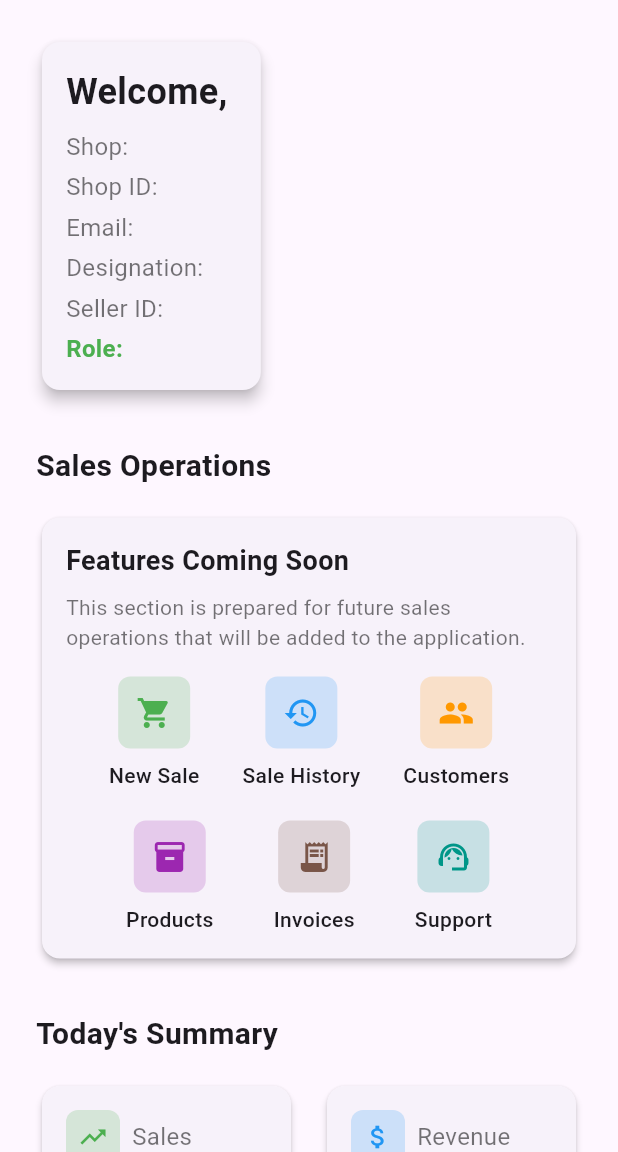
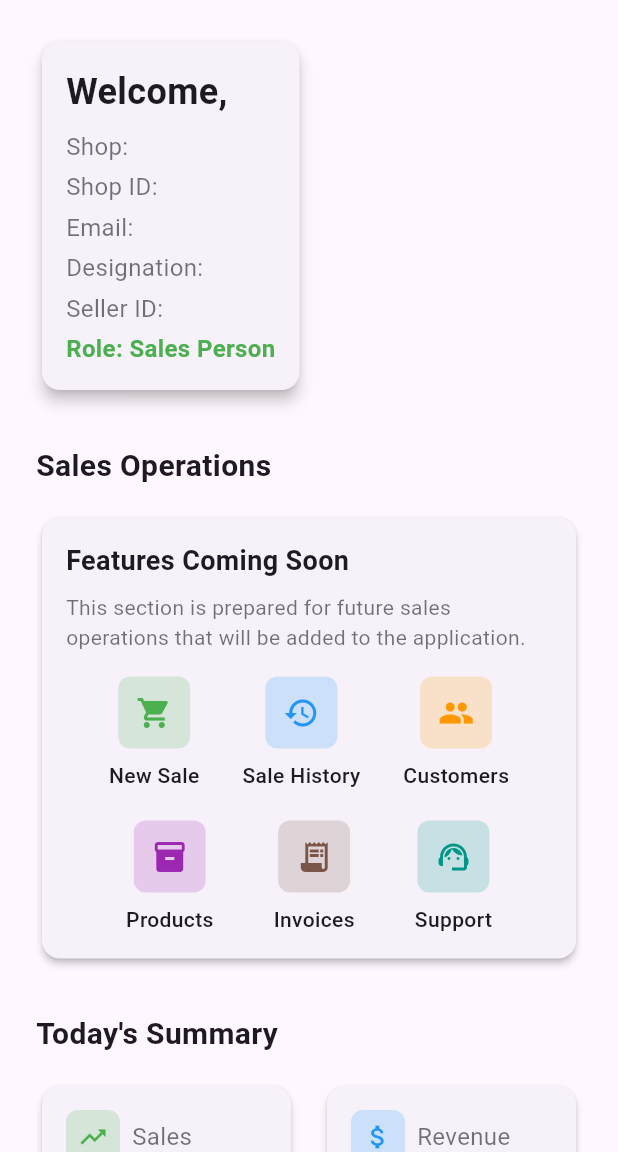
Before and after one commit to Injamtanvir/ShopTrack, a Flutter app: the SellerHomeScreen screen opened by its route, on a phone screen of 412 x 824 dp, the part 84-1236 px from its top. Run offline on Flutter 3.47's test engine with Material 3 defaults, Android fonts, the phone set to English and light mode, and no system bars; our stand-ins replace flutter_secure_storage; accounts and stored records are empty.

Commit message:
koala.1
First Complete Sigin and signup with Homescreen

```diff
--- a/frontend/shoptrack/lib/models/user.dart
+++ b/frontend/shoptrack/lib/models/user.dart
@@ -1,50 +1,3 @@
-// class User {
-//   final String shopId;
-//   final String name;
-//   final String email;
-//   final String role;
-//   final String? designation;
-//   final String? sellerId;
-//   final String? shopName;
-//
-//   User({
-//     required this.shopId,
-//     required this.name,
-//     required this.email,
-//     required this.role,
-//     this.designation,
-//     this.sellerId,
-//     this.shopName,
-//   });
-//
-//   factory User.fromJson(Map<String, dynamic> json) {
-//     return User(
-//       shopId: json['shop_id'],
-//       name: json['name'],
-//       email: json['email'],
-//       role: json['role'],
-//       designation: json['designation'],
-//       sellerId: json['seller_id'],
-//       shopName: json['shop_name'],
-//     );
-//   }
-//
-//   Map<String, dynamic> toJson() {
-//     return {
-//       'shop_id': shopId,
-//       'name': name,
-//       'email': email,
-//       'role': role,
-//       'designation': designation,
-//       'seller_id': sellerId,
-//       'shop_name': shopName,
-//     };
-//   }
-// }
-
-
-
-
 class User {
   final String shopId;
   final String name;
@@ -66,13 +19,13 @@ class User {
 
   factory User.fromJson(Map<String, dynamic> json) {
     return User(
-      shopId: json['shop_id'] ?? '', // Add null safety
-      name: json['name'] ?? '', // Add null safety
-      email: json['email'] ?? '', // Add null safety
-      role: json['role'] ?? 'seller', // Provide a default role
-      designation: json['designation'], // Keep as nullable
-      sellerId: json['seller_id'], // Keep as nullable
-      shopName: json['shop_name'], // Keep as nullable
+      shopId: json['shop_id'],
+      name: json['name'],
+      email: json['email'],
+      role: json['role'],
+      designation: json['designation'],
+      sellerId: json['seller_id'],
+      shopName: json['shop_name'],
     );
   }
 
--- a/frontend/shoptrack/lib/screens/seller_home_screen.dart
+++ b/frontend/shoptrack/lib/screens/seller_home_screen.dart
@@ -1,127 +1,3 @@
-// import 'package:flutter/material.dart';
-// import 'package:provider/provider.dart';
-// import '../providers/auth_provider.dart';
-// import 'login_screen.dart';
-//
-// class SellerHomeScreen extends StatelessWidget {
-//   static const routeName = '/seller-home';
-//
-//   const SellerHomeScreen({Key? key}) : super(key: key);
-//
-//   Future<void> _logout(BuildContext context) async {
-//     final authProvider = Provider.of<AuthProvider>(context, listen: false);
-//     await authProvider.logout();
-//     if (context.mounted) {
-//       Navigator.pushReplacementNamed(context, LoginScreen.routeName);
-//     }
-//   }
-//
-//   @override
-//   Widget build(BuildContext context) {
-//     final authProvider = Provider.of<AuthProvider>(context);
-//     final user = authProvider.user;
-//
-//     if (user == null) {
-//       Future.microtask(() {
-//         if (context.mounted) {
-//           Navigator.pushReplacementNamed(context, LoginScreen.routeName);
-//         }
-//       });
-//       return const Scaffold(
-//         body: Center(child: CircularProgressIndicator()),
-//       );
-//     }
-//
-//     return Scaffold(
-//       appBar: AppBar(
-//         // title: const Text('Sales Dashboard'),
-//         title: Text('${user.shopName} Dashboard'),
-//         backgroundColor: Colors.indigo,
-//         actions: [
-//           IconButton(
-//             icon: const Icon(Icons.logout),
-//             onPressed: () => _logout(context),
-//             tooltip: 'Logout',
-//           ),
-//         ],
-//       ),
-//       body: SafeArea(
-//         child: SingleChildScrollView(
-//           padding: const EdgeInsets.all(24),
-//           child: Column(
-//             crossAxisAlignment: CrossAxisAlignment.start,
-//             children: [
-//               // Welcome header
-//               Card(
-//                 elevation: 4,
-//                 shape: RoundedRectangleBorder(
-//                   borderRadius: BorderRadius.circular(12),
-//                 ),
-//                 child: Padding(
-//                   padding: const EdgeInsets.all(16),
-//                   child: Column(
-//                     crossAxisAlignment: CrossAxisAlignment.start,
-//                     children: [
-//                       Text(
-//                         'Welcome, ${user.name}',
-//                         style: const TextStyle(
-//                           fontSize: 24,
-//                           fontWeight: FontWeight.bold,
-//                         ),
-//                       ),
-//                       const SizedBox(height: 8),
-//                       Text(
-//                         'Shop: ${user.shopName}',
-//                         style: const TextStyle(
-//                           fontSize: 16,
-//                           color: Colors.black54,
-//                         ),
-//                       ),
-//                       const SizedBox(height: 4),
-//                       Text(
-//                         'Shop ID: ${user.shopId}',
-//                         style: const TextStyle(
-//                           fontSize: 16,
-//                           color: Colors.black54,
-//                         ),
-//                       ),
-//                       const SizedBox(height: 4),
-//                       Text(
-//                         'Email: ${user.email}',
-//                         style: const TextStyle(
-//                           fontSize: 16,
-//                           color: Colors.black54,
-//                         ),
-//                       ),
-//                       const SizedBox(height: 4),
-//                       Text(
-//                         'Designation: ${user.designation}',
-//                         style: const TextStyle(
-//                           fontSize: 16,
-//                           color: Colors.black54,
-//                         ),
-//                       ),
-//                       const SizedBox(height: 4),
-//                       Text(
-//                         'Seller ID: ${user.sellerId}',
-//                         style: const TextStyle(
-//                           fontSize: 16,
-//                           color: Colors.black54,
-//                         ),
-//                       ),
-//                       const SizedBox(height: 4),
-//                       const Text(
-//                         'Role: Sales Person',
-//                         style: TextStyle(
-//                           fontSize: 16,
-//                           fontWeight: FontWeight.bold,
-//                           color: Colors.green,
-//                         ),
-//                       ),
-//                     ],
-//                   ),
-//                 ),
-//               ),
 import 'package:flutter/material.dart';
 import 'package:provider/provider.dart';
 import '../providers/auth_provider.dart';
@@ -158,6 +34,7 @@ class SellerHomeScreen extends StatelessWidget {
 
     return Scaffold(
       appBar: AppBar(
+        // title: const Text('Sales Dashboard'),
         title: Text('${user.shopName} Dashboard'),
         backgroundColor: Colors.indigo,
         actions: [
@@ -174,6 +51,7 @@ class SellerHomeScreen extends StatelessWidget {
           child: Column(
             crossAxisAlignment: CrossAxisAlignment.start,
             children: [
+              // Welcome header
               Card(
                 elevation: 4,
                 shape: RoundedRectangleBorder(
@@ -216,34 +94,8 @@ class SellerHomeScreen extends StatelessWidget {
                         ),
                       ),
                       const SizedBox(height: 4),
-                      // Ensure designation is not null or empty
-                      // Text(
-                      //   'Designation: ${user.designation ?? 'Not Specified'}',
-                      //   style: const TextStyle(
-                      //     fontSize: 16,
-                      //     color: Colors.black54,
-                      //   ),
-                      // ),
-                      // const SizedBox(height: 4),
-                      // // Ensure seller ID is not null or empty
-                      // Text(
-                      //   'Seller ID: ${user.sellerId ?? 'Not Assigned'}',
-                      //   style: const TextStyle(
-                      //     fontSize: 16,
-                      //     color: Colors.black54,
-                      //   ),
-                      // ),
-                      // const SizedBox(height: 4),
-                      // Text(
-                      //   'Role: ${user.role ?? 'Sales Person'}',
-                      //   style: const TextStyle(
-                      //     fontSize: 16,
-                      //     fontWeight: FontWeight.bold,
-                      //     color: Colors.green,
-                      //   ),
-                      // ),
                       Text(
-                        'Designation: ${user.designation ?? 'Not Specified'}',
+                        'Designation: ${user.designation}',
                         style: const TextStyle(
                           fontSize: 16,
                           color: Colors.black54,
@@ -251,16 +103,16 @@ class SellerHomeScreen extends StatelessWidget {
                       ),
                       const SizedBox(height: 4),
                       Text(
-                        'Seller ID: ${user.sellerId ?? 'Not Assigned'}',
+                        'Seller ID: ${user.sellerId}',
                         style: const TextStyle(
                           fontSize: 16,
                           color: Colors.black54,
                         ),
                       ),
                       const SizedBox(height: 4),
-                      Text(
-                        'Role: ${user.role}',
-                        style: const TextStyle(
+                      const Text(
+                        'Role: Sales Person',
+                        style: TextStyle(
                           fontSize: 16,
                           fontWeight: FontWeight.bold,
                           color: Colors.green,
@@ -270,6 +122,7 @@ class SellerHomeScreen extends StatelessWidget {
                   ),
                 ),
               ),
+
               const SizedBox(height: 32),
 
               // Seller actions - Placeholder for future features
```
Also changed, not shown: frontend/shoptrack/lib/providers/auth_provider.dart (line endings or trailing spaces).
